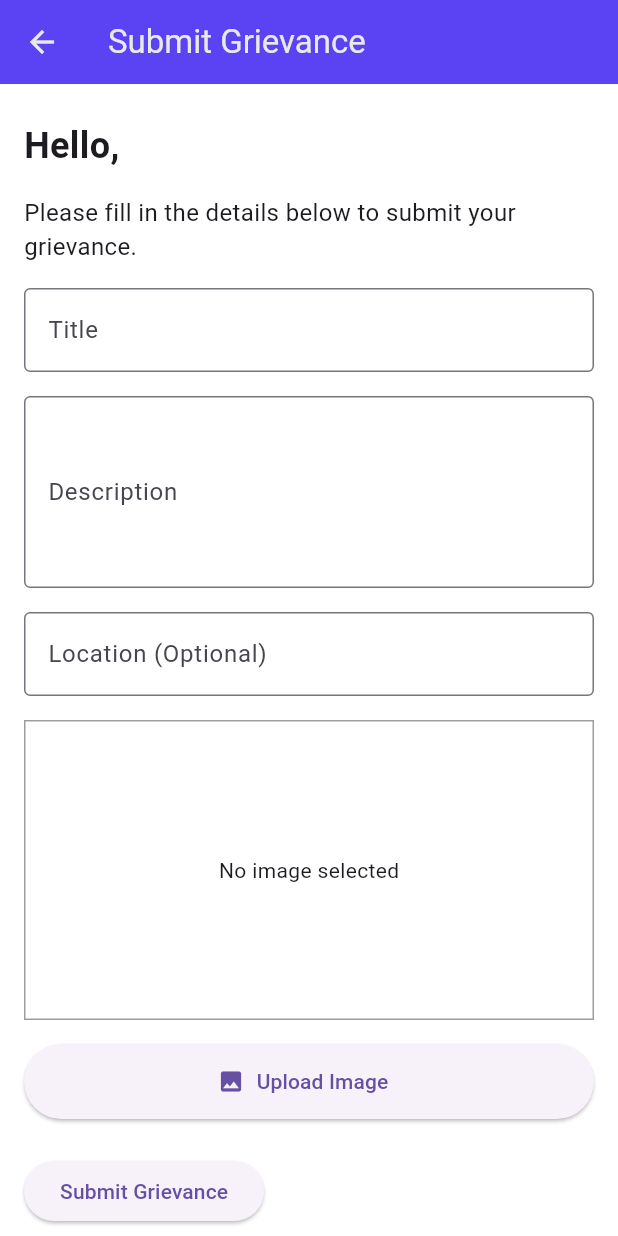
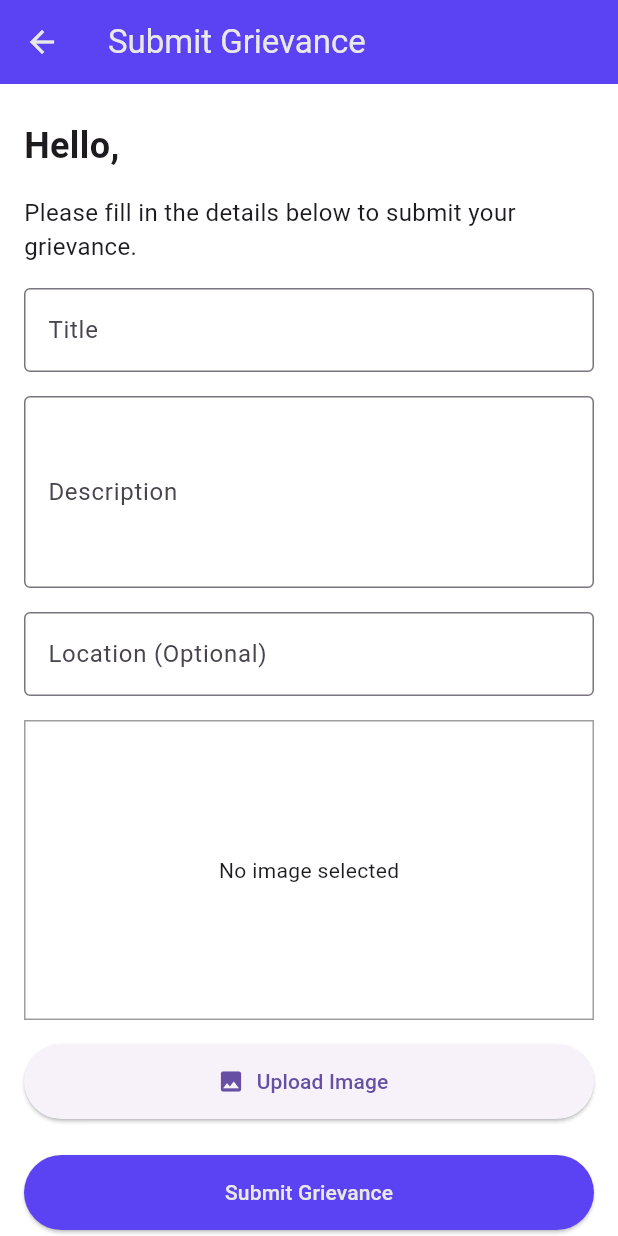
Before and after one commit to yxiang921/grievance-management-mobile, a Flutter app: the SubmitGrievancePage screen opened directly, on a phone screen of 412 x 824 dp. Run offline on Flutter 3.47's test engine with Material 3 defaults, Android fonts, the phone set to English and light mode, and no system bars; our stand-ins replace fl_chart, flutter_secure_storage, image_picker; accounts and stored records are empty; network calls fail; Roboto replaces fonts that are missing (SF Pro Display).

Commit message:
Modify: changing some UI

```diff
--- a/lib/screens/grievance_submission_screen.dart
+++ b/lib/screens/grievance_submission_screen.dart
@@ -1,5 +1,6 @@
 import 'package:flutter/foundation.dart';
 import 'package:flutter/material.dart';
+import 'package:flutter/widgets.dart';
 import 'package:flutter_secure_storage/flutter_secure_storage.dart';
 import 'package:grievance_mobile/providers/grievance_provider.dart';
 import 'package:grievance_mobile/utils/colors.dart';
@@ -14,9 +15,7 @@ class SubmitGrievancePage extends StatefulWidget {
 
 class _SubmitGrievancePageState extends State<SubmitGrievancePage> {
   String? _imageUrl;
-  Uint8List? _imageBytes;
   XFile? image;
-  final ImagePicker _picker = ImagePicker();
   final TextEditingController _titleController = TextEditingController();
   final TextEditingController _descriptionController = TextEditingController();
   final TextEditingController _locationController = TextEditingController();
@@ -162,7 +161,14 @@ class _SubmitGrievancePageState extends State<SubmitGrievancePage> {
               const SizedBox(height: 24),
               ElevatedButton(
                 onPressed: _submitGrievance,
-                child: const Text('Submit Grievance'),
+
+                style: ElevatedButton.styleFrom(
+                  backgroundColor: AppColors.primaryColor,
+                  minimumSize: const Size(double.infinity, 50),
+                ),
+                child: const Text('Submit Grievance', style: TextStyle(
+                  color: AppColors.white
+                ),),
               ),
             ],
           ),
```
Also changed, not shown: lib/main.dart (+5 -9 lines), lib/screens/test_page.dart (deleted, +0 -43 lines), lib/widgets/grievance_card.dart (deleted, +0 -23 lines).
